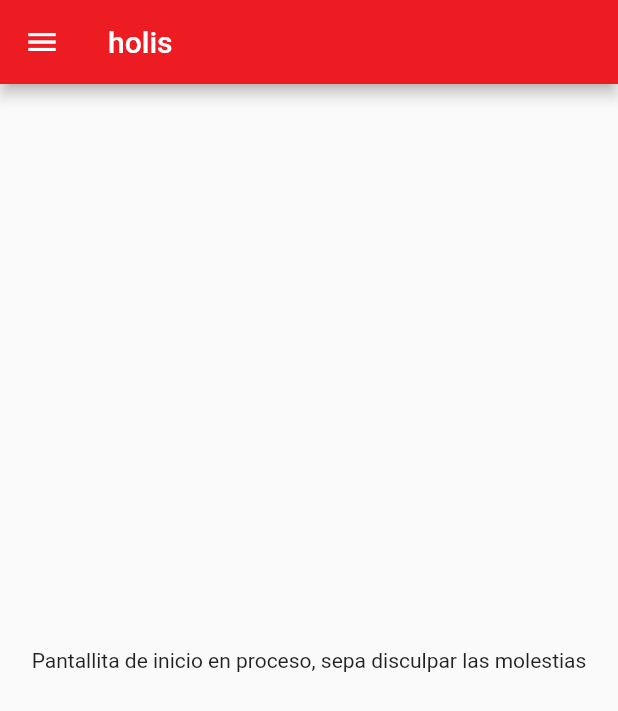
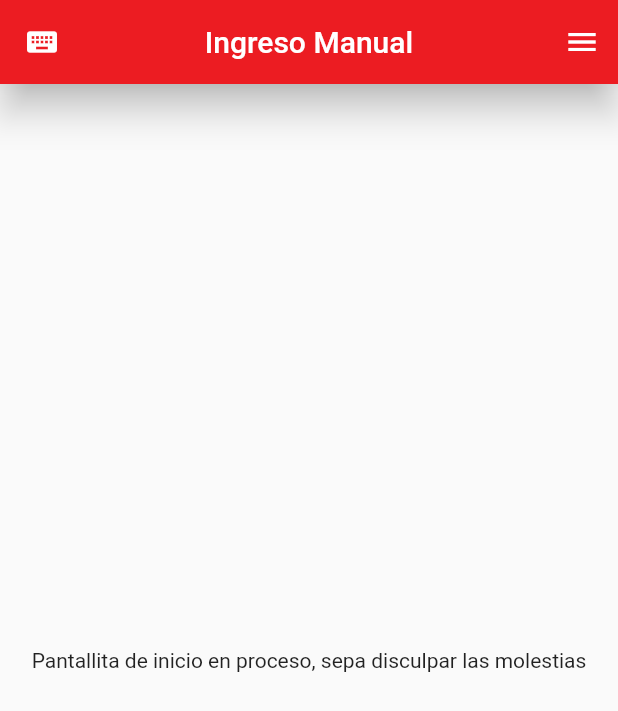
Before and after one commit to juliancarroccio/front_app_prendas, a Flutter app: the screen it shows after launch, on a phone screen of 412 x 824 dp. Shown: the top 711 px of the screen. Run offline on Flutter 3.47's test engine with Material 2 defaults, Android fonts, the phone set to English and light mode, and no system bars; our stand-ins replace splashscreen.

Commit message:
primer slice ingreso manual y pantalla Acerca de..

```diff
--- a/lib/main.dart
+++ b/lib/main.dart
@@ -14,10 +14,10 @@ class MyApp extends StatelessWidget {
       primaryColorDark: Color(0xffb10000),
       visualDensity: VisualDensity.adaptivePlatformDensity,
       textTheme: TextTheme(
-          headline6: TextStyle(fontSize: 32, fontStyle: FontStyle.italic)),
+          headline6: TextStyle(fontSize: 16, fontStyle: FontStyle.normal)),
     );
     return MaterialApp(
-      title: 'Flutter Demo',
+      title: 'App Scanner Prenda',
       theme: themeData,
       home: MyHomePage(),
     );
--- a/lib/mainScreens/homeScreen.dart
+++ /dev/null
@@ -1,29 +0,0 @@
-import 'package:flutter/material.dart';
-import 'package:flutter/widgets.dart';
-
-class HomeScreen extends StatefulWidget {
-  @override
-  _HomeScreenState createState() => _HomeScreenState();
-}
-
-class _HomeScreenState extends State<HomeScreen> {
-  @override
-  Widget build(BuildContext context) {
-    return Scaffold(
-      appBar: AppBar(
-        title: Text('holis'),
-      ),
-      body: Center(
-        child: Column(
-          mainAxisAlignment: MainAxisAlignment.center,
-          children: <Widget>[
-            Text(
-              'Pantallita de inicio en proceso, sepa disculpar las molestias',
-            ),
-          ],
-        ),
-      ),
-      drawer: Drawer(),
-    );
-  }
-}
--- /dev/null
+++ b/lib/mainScreens/ingresoManual/IngresoManual.dart
@@ -0,0 +1,55 @@
+import 'package:app_prenda_scanner/mainScreens/acercaDe/AcercaDe.dart';
+import 'package:app_prenda_scanner/utils/TextApp.dart';
+import 'package:flutter/material.dart';
+import 'package:flutter/widgets.dart';
+
+class IngresoManual extends StatefulWidget {
+  @override
+  _IngresoManualState createState() => _IngresoManualState();
+}
+
+class _IngresoManualState extends State<IngresoManual> {
+  @override
+  Widget build(BuildContext context) {
+    return Scaffold(
+      appBar: AppBar(
+        title: Text(TextApp.MANUAL_INPUT_TITTLE),
+        centerTitle: true,
+        elevation: 10,
+        leading: Icon(Icons.keyboard),
+      ),
+      body: Center(
+        child: Column(
+          mainAxisAlignment: MainAxisAlignment.center,
+          children: <Widget>[
+            Text(
+              'Pantallita de inicio en proceso, sepa disculpar las molestias',
+            ),
+          ],
+        ),
+      ),
+      endDrawer: Drawer(
+          child: ListView(
+        padding: EdgeInsets.zero,
+        children: <Widget>[
+          DrawerHeader(
+              decoration:
+                  BoxDecoration(color: Theme.of(context).primaryColorLight),
+              child: Text(
+                TextApp.DRAWER_TITTLE,
+                style: TextStyle(color: Colors.white, fontSize: 24),
+              )),
+          ListTile(
+            leading: Icon(Icons.info_outline),
+            title: Text(TextApp.DRAWER_OPTION_1),
+            onTap: () {
+              //Navigator.of(context).pop();
+              Navigator.push(context,
+                  new MaterialPageRoute(builder: (context) => new AcercaDe()));
+            },
+          )
+        ],
+      )),
+    );
+  }
+}
--- a/lib/utils/TextApp.dart
+++ b/lib/utils/TextApp.dart
@@ -1,3 +1,13 @@
 class TextApp {
+  //Slpash Screen
   static const String LOADING = "Cargando...";
+
+  //Manual Input Screen
+  static const String MANUAL_INPUT_TITTLE = "Ingreso Manual";
+  static const String DRAWER_TITTLE = "Scanner Prenda";
+  static const String DRAWER_OPTION_1 = "Acerca de..";
+
+  //About Screen
+  static const String ABOUT_TITTLE = "Acerca De..";
+  static const String ABOUT_TEXT = "App desarrollada por Julian Carroccio.\nSoporte y Contacto: juliancarroccio@gmail.com";
 }
```
Also changed, not shown: lib/mainScreens/acercaDe/AcercaDe.dart (added, +33 -0 lines), lib/widgets/MyHomePage.dart (+9 -5 lines), lib/widgets/design/DesignWidgets.dart (added, +14 -0 lines), lib/utils/ConstantsApp.dart (line endings or trailing spaces), 5 other files.
